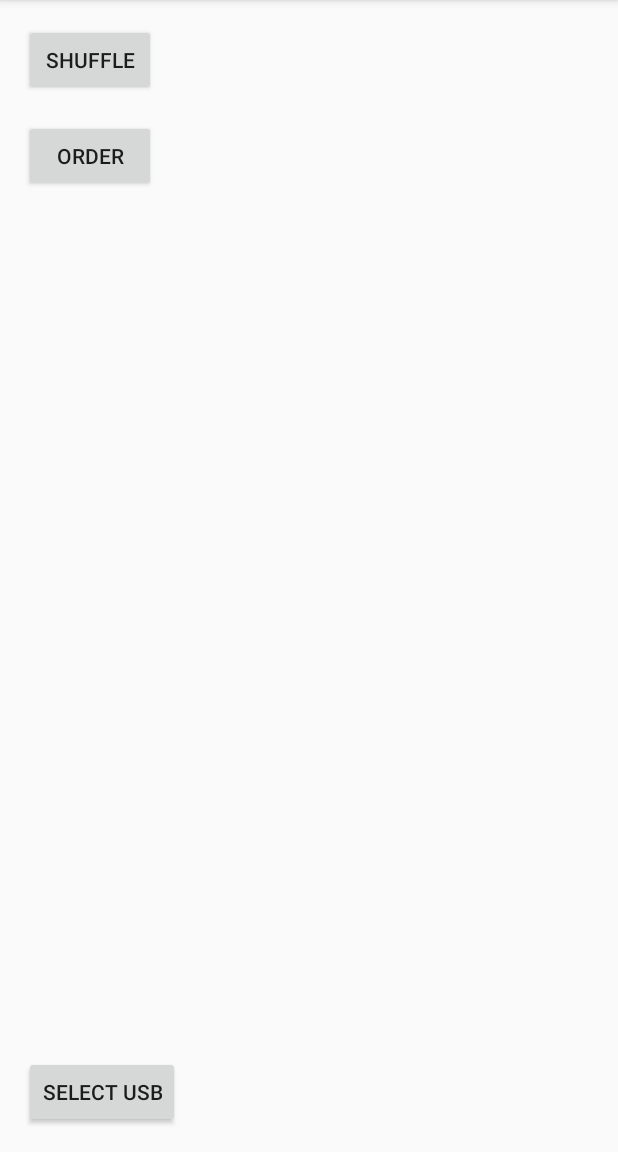
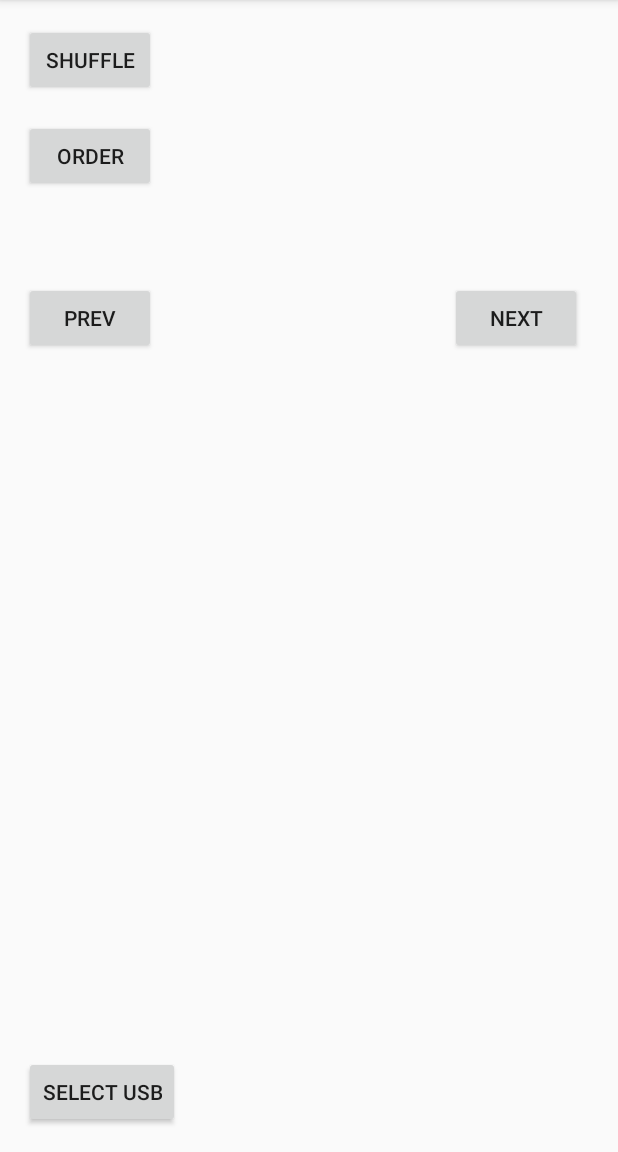
Before and after one commit to ittaira/UsbmusicTest2, an Android app: the screen it shows after launch (MainActivity), on a phone screen of 412 x 824 dp, the part 84-1236 px from its top. Run offline under Robolectric (Android 15) with nearby library versions, the phone set to English and light mode, and no system bars.

Commit message:
added next and prev track buttons

```diff
--- a/app/src/main/res/layout/activity_main.xml
+++ b/app/src/main/res/layout/activity_main.xml
@@ -46,4 +46,23 @@
         android:text="order"
         app:layout_constraintStart_toStartOf="@+id/button_suffle_list"
         app:layout_constraintTop_toBottomOf="@+id/button_suffle_list" />
+
+    <Button
+        android:id="@+id/button_next_song"
+        android:layout_width="wrap_content"
+        android:layout_height="wrap_content"
+        android:layout_marginEnd="24dp"
+        android:text="Next"
+        app:layout_constraintEnd_toEndOf="parent"
+        app:layout_constraintTop_toTopOf="@+id/button_prev_song" />
+
+    <Button
+        android:id="@+id/button_prev_song"
+        android:layout_width="wrap_content"
+        android:layout_height="wrap_content"
+        android:layout_marginStart="16dp"
+        android:layout_marginTop="60dp"
+        android:text="Prev"
+        app:layout_constraintStart_toStartOf="parent"
+        app:layout_constraintTop_toBottomOf="@+id/button_order_list" />
 </androidx.constraintlayout.widget.ConstraintLayout>
```
Also changed, not shown: app/src/main/java/com/example/usbmusictest2/MainActivity.java (+47 -5 lines).
